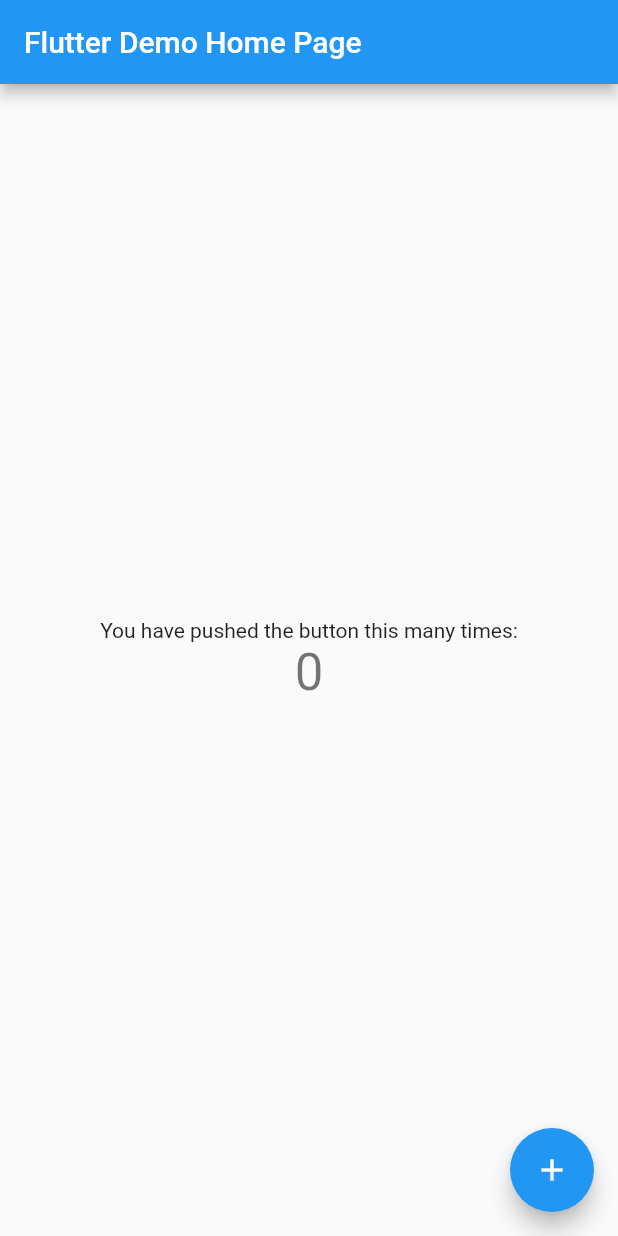
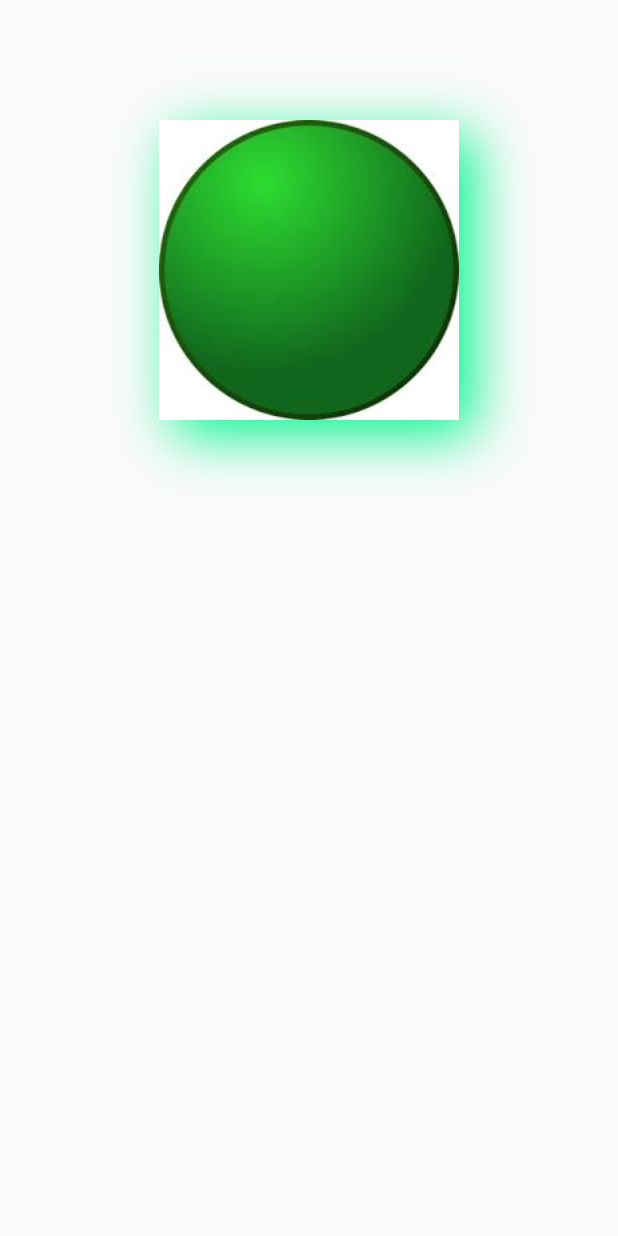
Before and after one commit to singhtaran1005/firebase-mytask, a Flutter app: the screen it shows after launch, on a phone screen of 412 x 824 dp. Run offline on Flutter 3.47's test engine with Material 2 defaults, Android fonts, the phone set to English and light mode, and no system bars.

Commit message:
login ui

```diff
--- /dev/null
+++ b/mytask/lib/configure/config.dart
@@ -0,0 +1,2 @@
+import 'package:flutter/material.dart';
+final Color primaryColor = Color(0xFF00F58D) ,
--- a/mytask/lib/main.dart
+++ b/mytask/lib/main.dart
@@ -1,117 +1,31 @@
 import 'package:flutter/material.dart';
 
-void main() {
-  runApp(MyApp());
+import 'package:mytask/screens/login_screen.dart';
+void main(){
+runApp(MAINAPP());
 }
-
-class MyApp extends StatelessWidget {
-  // This widget is the root of your application.
+class MAINAPP extends StatelessWidget {
   @override
   Widget build(BuildContext context) {
     return MaterialApp(
-      title: 'Flutter Demo',
-      theme: ThemeData(
-        // This is the theme of your application.
-        //
-        // Try running your application with "flutter run". You'll see the
-        // application has a blue toolbar. Then, without quitting the app, try
-        // changing the primarySwatch below to Colors.green and then invoke
-        // "hot reload" (press "r" in the console where you ran "flutter run",
-        // or simply save your changes to "hot reload" in a Flutter IDE).
-        // Notice that the counter didn't reset back to zero; the application
-        // is not restarted.
-        primarySwatch: Colors.blue,
-        // This makes the visual density adapt to the platform that you run
-        // the app on. For desktop platforms, the controls will be smaller and
-        // closer together (more dense) than on mobile platforms.
-        visualDensity: VisualDensity.adaptivePlatformDensity,
-      ),
-      home: MyHomePage(title: 'Flutter Demo Home Page'),
+      debugShowCheckedModeBanner: false,
+      home:HOMEPAGE() ,
+
     );
   }
 }
-
-class MyHomePage extends StatefulWidget {
-  MyHomePage({Key key, this.title}) : super(key: key);
-
-  // This widget is the home page of your application. It is stateful, meaning
-  // that it has a State object (defined below) that contains fields that affect
-  // how it looks.
-
-  // This class is the configuration for the state. It holds the values (in this
-  // case the title) provided by the parent (in this case the App widget) and
-  // used by the build method of the State. Fields in a Widget subclass are
-  // always marked "final".
-
-  final String title;
-
+class HOMEPAGE extends StatefulWidget {
   @override
-  _MyHomePageState createState() => _MyHomePageState();
+  _HOMEPAGEState createState() => _HOMEPAGEState();
 }
 
-class _MyHomePageState extends State<MyHomePage> {
-  int _counter = 0;
-
-  void _incrementCounter() {
-    setState(() {
-      // This call to setState tells the Flutter framework that something has
-      // changed in this State, which causes it to rerun the build method below
-      // so that the display can reflect the updated values. If we changed
-      // _counter without calling setState(), then the build method would not be
-      // called again, and so nothing would appear to happen.
-      _counter++;
-    });
-  }
-
+class _HOMEPAGEState extends State<HOMEPAGE> {
   @override
   Widget build(BuildContext context) {
-    // This method is rerun every time setState is called, for instance as done
-    // by the _incrementCounter method above.
-    //
-    // The Flutter framework has been optimized to make rerunning build methods
-    // fast, so that you can just rebuild anything that needs updating rather
-    // than having to individually change instances of widgets.
     return Scaffold(
-      appBar: AppBar(
-        // Here we take the value from the MyHomePage object that was created by
-        // the App.build method, and use it to set our appbar title.
-        title: Text(widget.title),
-      ),
-      body: Center(
-        // Center is a layout widget. It takes a single child and positions it
-        // in the middle of the parent.
-        child: Column(
-          // Column is also a layout widget. It takes a list of children and
-          // arranges them vertically. By default, it sizes itself to fit its
-          // children horizontally, and tries to be as tall as its parent.
-          //
-          // Invoke "debug painting" (press "p" in the console, choose the
-          // "Toggle Debug Paint" action from the Flutter Inspector in Android
-          // Studio, or the "Toggle Debug Paint" command in Visual Studio Code)
-          // to see the wireframe for each widget.
-          //
-          // Column has various properties to control how it sizes itself and
-          // how it positions its children. Here we use mainAxisAlignment to
-          // center the children vertically; the main axis here is the vertical
-          // axis because Columns are vertical (the cross axis would be
-          // horizontal).
-          mainAxisAlignment: MainAxisAlignment.center,
-          children: <Widget>[
-            Text(
-              'You have pushed the button this many times:',
-            ),
-            Text(
-              '$_counter',
-              style: Theme.of(context).textTheme.headline4,
-            ),
-          ],
-        ),
-      ),
-      floatingActionButton: FloatingActionButton(
-        onPressed: _incrementCounter,
-        tooltip: 'Increment',
-        child: Icon(Icons.add),
-      ), // This trailing comma makes auto-formatting nicer for build methods.
+      body: LOGIN(),
+
+
     );
   }
 }
--- /dev/null
+++ b/mytask/lib/screens/login_screen.dart
@@ -0,0 +1,35 @@
+import 'package:flutter/material.dart';
+
+class LOGIN extends StatelessWidget {
+  @override
+  Widget build(BuildContext context) {
+    return SingleChildScrollView(
+      child: Padding(
+        padding: const EdgeInsets.only(bottom:80.0),
+        child: Container(
+          width: MediaQuery.of(context).size.width,
+          child: Column(
+            children: <Widget>[
+              Container(
+                margin: EdgeInsets.only(top:80,),
+                decoration: BoxDecoration(boxShadow: [
+                  BoxShadow(
+                    color:Color(0xFF00F58D),
+                    blurRadius: 30.0,
+                    offset: Offset(10,10),
+                    spreadRadius: 0,
+                  ),
+                ],),
+                child: Image(
+                  image: AssetImage('assets/logo_round.jpg'),
+                  width: 200.0,
+                  height: 200.0,
+                ),
+              ),
+            ],
+          ),
+        ),
+      ),
+    );
+  }
+}
```
Also changed, not shown: mytask/pubspec.yaml (+11 -2 lines), mytask/assets/backgroundimage.jpg (added), mytask/assets/logo_foreground.jpg (added), mytask/assets/logo_round.jpg (added), mytask/pubspec.lock, 3 other files.
